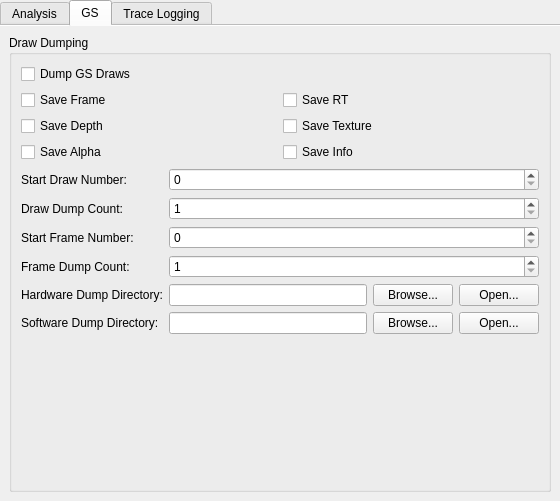
This is pcsx2-qt/Settings/DebugSettingsWidget.ui in PCSX2/pcsx2 as Qt 5 draws it before an edit. The edited form follows.
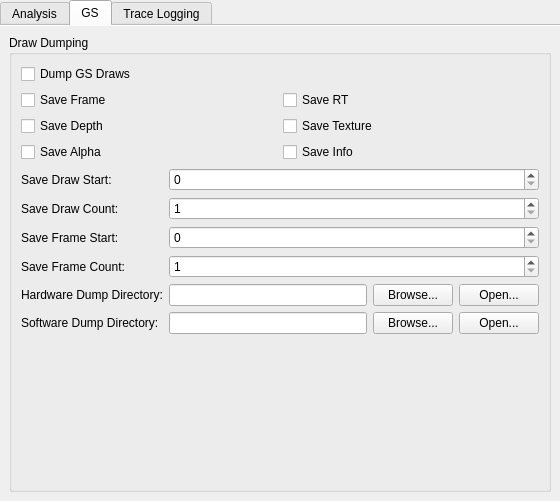
This is the edited form. The open tabs and pages were chosen to show the change.

Commit message: GS/UI: Rename dumping variables and UI labels to be more consistent/clear.

Diff of the .ui file:
```diff
--- a/pcsx2-qt/Settings/DebugSettingsWidget.ui
+++ b/pcsx2-qt/Settings/DebugSettingsWidget.ui
@@ -214,7 +214,7 @@
           <item row="1" column="0">
            <widget class="QLabel" name="label_1">
             <property name="text">
-             <string>Start Draw Number:</string>
+             <string>Save Draw Start:</string>
             </property>
            </widget>
           </item>
@@ -228,7 +228,7 @@
           <item row="2" column="0">
            <widget class="QLabel" name="label_2">
             <property name="text">
-             <string>Draw Dump Count:</string>
+             <string>Save Draw Count:</string>
             </property>
            </widget>
           </item>
@@ -245,7 +245,7 @@
           <item row="3" column="0">
            <widget class="QLabel" name="label_3">
             <property name="text">
-             <string>Start Frame Number:</string>
+             <string>Save Frame Start:</string>
             </property>
            </widget>
           </item>
@@ -259,7 +259,7 @@
           <item row="4" column="0">
            <widget class="QLabel" name="label_4">
             <property name="text">
-             <string>Frame Dump Count:</string>
+             <string>Save Frame Count:</string>
             </property>
            </widget>
           </item>
```
Left out of the diff: 10 changed lines with no effect on the pictures. The commit also changes 4 other files.
